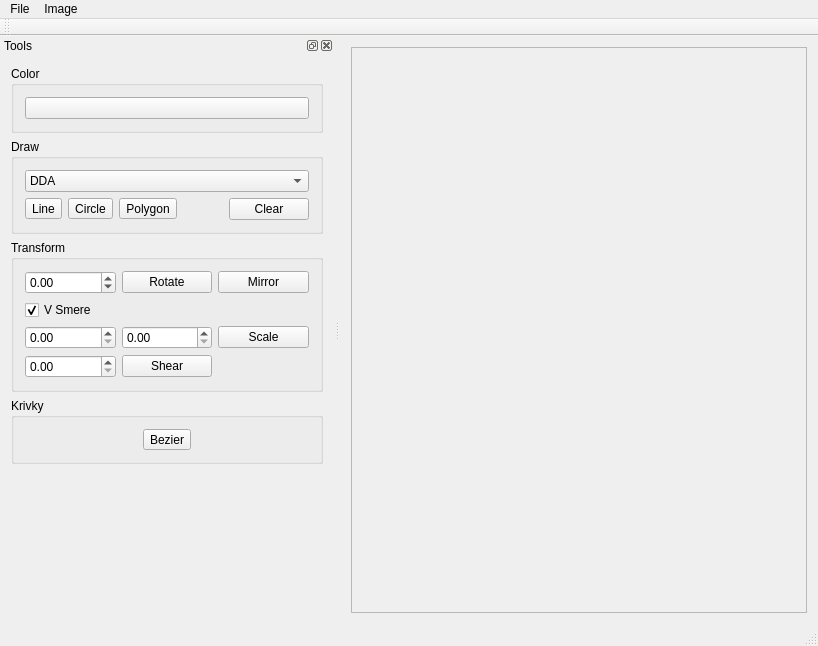
Before: the Qt Designer form ImageViewer.ui in DuchonovaEma/Grafika, drawn with Qt 5.
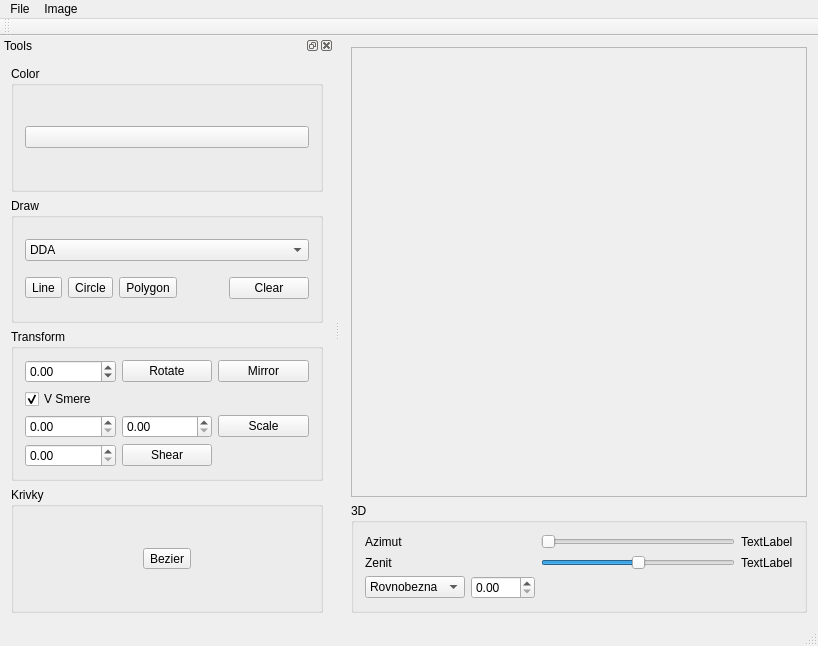
After: the same form once the commit is applied.

Patch:
```diff
--- a/ImageViewer.ui
+++ b/ImageViewer.ui
@@ -14,8 +14,8 @@
    <string>ImageViewer</string>
   </property>
   <widget class="QWidget" name="centralWidget">
-   <layout class="QHBoxLayout" name="horizontalLayout">
-    <item>
+   <layout class="QGridLayout" name="gridLayout_4">
+    <item row="0" column="0">
      <widget class="QScrollArea" name="scrollArea">
       <property name="widgetResizable">
        <bool>true</bool>
@@ -26,12 +26,93 @@
          <x>0</x>
          <y>0</y>
          <width>469</width>
-         <height>566</height>
+         <height>448</height>
         </rect>
        </property>
       </widget>
      </widget>
     </item>
+    <item row="1" column="0">
+     <widget class="QGroupBox" name="groupBox_5">
+      <property name="title">
+       <string>3D</string>
+      </property>
+      <layout class="QGridLayout" name="gridLayout_5">
+       <item row="3" column="0">
+        <widget class="QComboBox" name="comboBoxProjection">
+         <item>
+          <property name="text">
+           <string>Rovnobezna</string>
+          </property>
+         </item>
+         <item>
+          <property name="text">
+           <string>Stredova</string>
+          </property>
+         </item>
+        </widget>
+       </item>
+       <item row="1" column="2">
+        <widget class="QSlider" name="horizontalSlider_azimut">
+         <property name="maximum">
+          <number>360</number>
+         </property>
+         <property name="orientation">
+          <enum>Qt::Orientation::Horizontal</enum>
+         </property>
+        </widget>
+       </item>
+       <item row="1" column="0">
+        <widget class="QLabel" name="label">
+         <property name="text">
+          <string>Azimut</string>
+         </property>
+        </widget>
+       </item>
+       <item row="2" column="2">
+        <widget class="QSlider" name="horizontalSlider_Zenit">
+         <property name="minimum">
+          <number>-90</number>
+         </property>
+         <property name="maximum">
+          <number>90</number>
+         </property>
+         <property name="orientation">
+          <enum>Qt::Orientation::Horizontal</enum>
+         </property>
+        </widget>
+       </item>
+       <item row="2" column="3">
+        <widget class="QLabel" name="label_ZenitValue">
+         <property name="text">
+          <string>TextLabel</string>
+         </property>
+        </widget>
+       </item>
+       <item row="2" column="0">
+        <widget class="QLabel" name="label_2">
+         <property name="text">
+          <string>Zenit</string>
+         </property>
+        </widget>
+       </item>
+       <item row="1" column="3">
+        <widget class="QLabel" name="label_AzimutValue">
+         <property name="text">
+          <string>TextLabel</string>
+         </property>
+        </widget>
+       </item>
+       <item row="3" column="1">
+        <widget class="QDoubleSpinBox" name="doubleSpinBoxDistance">
+         <property name="maximum">
+          <double>500.000000000000000</double>
+         </property>
+        </widget>
+       </item>
+      </layout>
+     </widget>
+    </item>
    </layout>
   </widget>
   <widget class="QMenuBar" name="menuBar">
@@ -253,19 +334,6 @@
        </layout>
       </widget>
      </item>
-     <item>
-      <spacer name="verticalSpacer">
-       <property name="orientation">
-        <enum>Qt::Orientation::Vertical</enum>
-       </property>
-       <property name="sizeHint" stdset="0">
-        <size>
-         <width>20</width>
-         <height>40</height>
-        </size>
-       </property>
-      </spacer>
-     </item>
     </layout>
    </widget>
   </widget>
```
